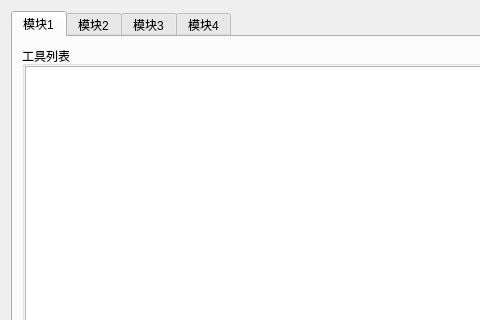
This is digitalIntegration/InformationConfihurationDialog.ui in jiaqingguo/DI as Qt 5 draws it before an edit; both pictures show x 0 to 480 and y 0 to 320 of the 791 by 715 pixel window. The edited form follows.
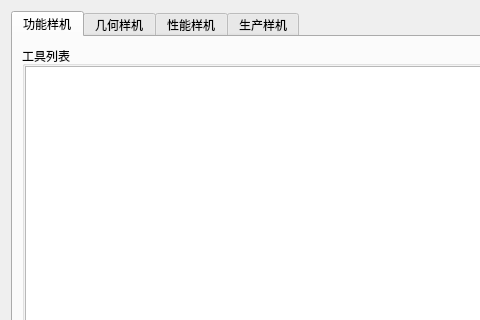
This is the edited form.

The edit to the form file:
```diff
--- a/digitalIntegration/InformationConfihurationDialog.ui
+++ b/digitalIntegration/InformationConfihurationDialog.ui
@@ -25,7 +25,7 @@
       </property>
       <widget class="QWidget" name="tab">
        <attribute name="title">
-        <string>模块1</string>
+        <string>功能样机</string>
        </attribute>
        <layout class="QVBoxLayout" name="verticalLayout_9">
         <item>
@@ -90,7 +90,7 @@
       </widget>
       <widget class="QWidget" name="tab_2">
        <attribute name="title">
-        <string>模块2</string>
+        <string>几何样机</string>
        </attribute>
        <layout class="QVBoxLayout" name="verticalLayout_10">
         <item>
@@ -155,7 +155,7 @@
       </widget>
       <widget class="QWidget" name="tab_3">
        <attribute name="title">
-        <string>模块3</string>
+        <string>性能样机</string>
        </attribute>
        <layout class="QVBoxLayout" name="verticalLayout_11">
         <item>
@@ -220,7 +220,7 @@
       </widget>
       <widget class="QWidget" name="tab_4">
        <attribute name="title">
-        <string>模块4</string>
+        <string>生产样机</string>
        </attribute>
        <layout class="QVBoxLayout" name="verticalLayout_12">
         <item>
```
